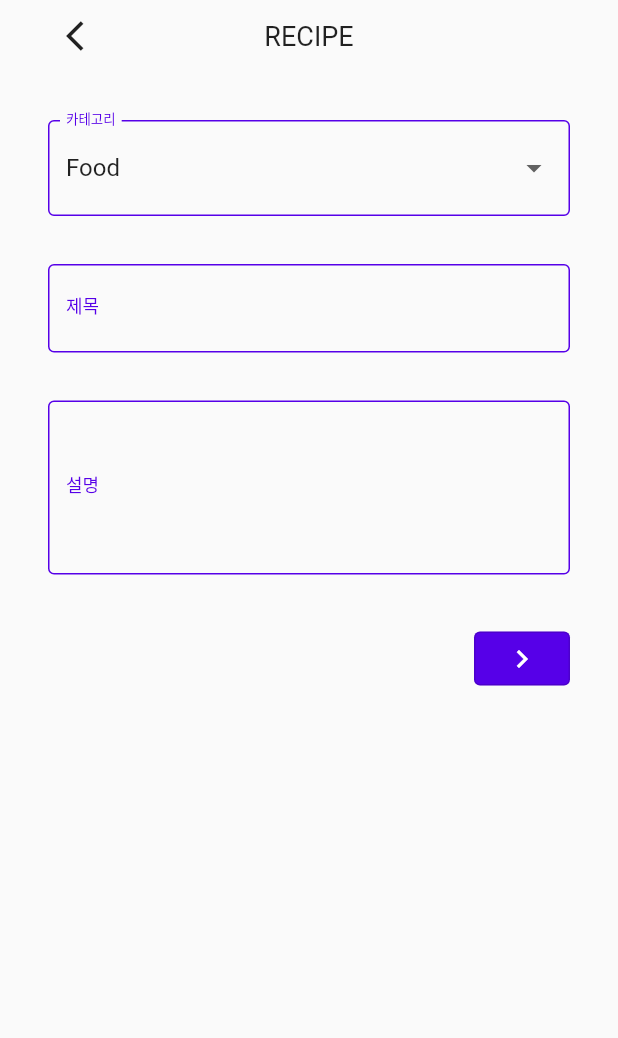
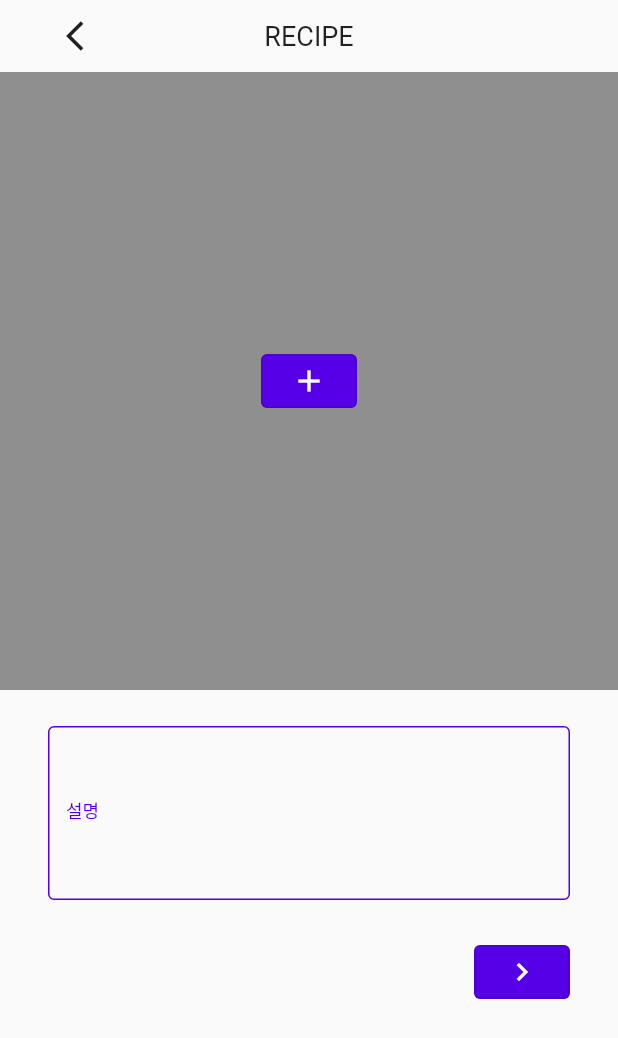
Before and after one commit to Yun-SeYeong/Flutter-Baking-Application, a Flutter app: the CreateRecipeInfoPage screen opened by its route, after a tap on the "keyboard arrow right" icon, on a phone screen of 412 x 824 dp. Shown: the top 1038 px of the screen. Run offline on Flutter 3.47's test engine with Material 2 defaults, Android fonts, the phone set to English and light mode, and no system bars; our stand-ins replace dio, firebase_auth, retrofit; accounts and stored records are empty; generated files the repository leaves out were written again; network calls fail.

Commit message:
[ADD] add create recipe detail page

```diff
--- a/lib/main.dart
+++ b/lib/main.dart
@@ -1,6 +1,7 @@
 import 'package:dio/dio.dart';
 import 'package:flutter/material.dart';
 import 'package:flutter_baking_application/api/RestClient.dart';
+import 'package:flutter_baking_application/pages/CreateRecipeDetailPage.dart';
 import 'package:flutter_baking_application/pages/CreateRecipeInfoPage.dart';
 import 'package:flutter_baking_application/pages/DashBoardPage.dart';
 import 'package:flutter_baking_application/pages/LoginPage.dart';
@@ -28,6 +29,7 @@ class MyApp extends StatelessWidget {
         '/login': (context) => LoginPage(),
         '/signup': (context) => SignUpPage(),
         '/create_recipe_info': (context) => CreateRecipeInfoPage(),
+        '/create_recipe_detail': (context) => CreateRecipeDetailPage(),
       },
     );
   }
--- /dev/null
+++ b/lib/pages/CreateRecipeDetailPage.dart
@@ -0,0 +1,128 @@
+
+import 'package:flutter/cupertino.dart';
+import 'package:flutter/material.dart';
+
+class CreateRecipeDetailPage extends StatefulWidget {
+
+  @override
+  CreateRecipeDetailPageState createState() => CreateRecipeDetailPageState();
+}
+
+class CreateRecipeDetailPageState extends State<CreateRecipeDetailPage> {
+
+  @override
+  Widget build(BuildContext context) {
+    final double _statusBarHeight = MediaQuery.of(context).padding.top;
+    final double _height = MediaQuery.of(context).size.height;
+    final double _width = MediaQuery.of(context).size.width;
+    final double _titleHeight = 48.0;
+    final double _contentHeight = _height - _statusBarHeight - _titleHeight;
+    return Scaffold(
+      body: SingleChildScrollView(
+        child: Column(
+          children: [
+            Container(
+              height: _titleHeight,
+              margin:
+              EdgeInsets.only(top: _statusBarHeight, left: 32.0, right: 32.0),
+              child: Stack(
+                children: [
+                  Center(
+                    child: const Text(
+                      "RECIPE",
+                      style: TextStyle(fontSize: 18),
+                    ),
+                  ),
+                  IconButton(
+                    onPressed: () {},
+                    icon: const Icon(Icons.arrow_back_ios),
+                  )
+                ],
+              ),
+            ),
+            Container(
+              color: Color(0xff8f8f8f),
+              height: _width,
+              child: Center(
+                child: OutlinedButton(
+                  onPressed: () {
+                  },
+                  child: Row(
+                    mainAxisSize: MainAxisSize.min,
+                    mainAxisAlignment: MainAxisAlignment.center,
+                    children: [Icon(Icons.add)],
+                  ),
+                  style: ButtonStyle(
+                    backgroundColor:
+                    MaterialStateProperty.resolveWith((states) {
+                      return Theme.of(context).primaryColor;
+                    }),
+                    foregroundColor:
+                    MaterialStateProperty.resolveWith((states) {
+                      return Colors.white;
+                    }),
+                  ),
+                ),
+              ),
+            ),
+            Container(
+              padding: const EdgeInsets.symmetric(horizontal: 32.0),
+              child: Column(
+                children: [
+                  const SizedBox(height: 24.0,),
+                  TextField(
+                    keyboardType: TextInputType.multiline,
+                    maxLines: null,
+                    minLines: 4,
+                    decoration: InputDecoration(
+                      border: OutlineInputBorder(),
+                      labelText: "설명",
+                      labelStyle: TextStyle(
+                        color: Theme.of(context).primaryColor,
+                        fontSize: 12.0,
+                      ),
+                      enabledBorder: OutlineInputBorder(
+                        borderSide: BorderSide(
+                            width: 1, color: Theme.of(context).primaryColor),
+                      ),
+                      focusedBorder: OutlineInputBorder(
+                        borderSide: BorderSide(
+                            width: 1, color: Theme.of(context).primaryColor),
+                      ),
+                    ),
+                  ),
+                  const SizedBox(height: 24.0,),
+                  Row(
+                      mainAxisAlignment: MainAxisAlignment.end,
+                      children: [
+                        OutlinedButton(
+                          onPressed: () {
+                          },
+                          child: Row(
+                            mainAxisSize: MainAxisSize.min,
+                            mainAxisAlignment: MainAxisAlignment.center,
+                            children: [Icon(Icons.keyboard_arrow_right)],
+                          ),
+                          style: ButtonStyle(
+                            backgroundColor:
+                            MaterialStateProperty.resolveWith((states) {
+                              return Theme.of(context).primaryColor;
+                            }),
+                            foregroundColor:
+                            MaterialStateProperty.resolveWith((states) {
+                              return Colors.white;
+                            }),
+                          ),
+                        ),
+                      ]
+                  ),
+                  const SizedBox(height: 24.0,),
+                ],
+              ),
+            )
+          ],
+        ),
+      ),
+    );
+  }
+}
--- a/lib/pages/CreateRecipeInfoPage.dart
+++ b/lib/pages/CreateRecipeInfoPage.dart
@@ -151,7 +151,9 @@ class CreateRecipeInfoPageState extends State<CreateRecipeInfoPage> {
                     mainAxisAlignment: MainAxisAlignment.end,
                     children: [
                       OutlinedButton(
-                        onPressed: () {},
+                        onPressed: () {
+                          Navigator.pushNamed(context, '/create_recipe_detail');
+                        },
                         child: Row(
                           mainAxisSize: MainAxisSize.min,
                           mainAxisAlignment: MainAxisAlignment.center,
```
